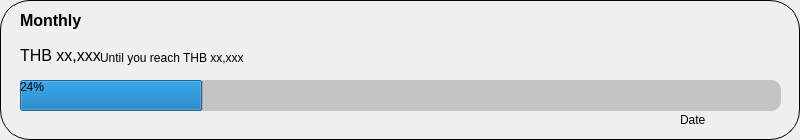
Qt form moneyapp/ui/raw/budget_wid.ui (nemo984/money-app) before a commit.
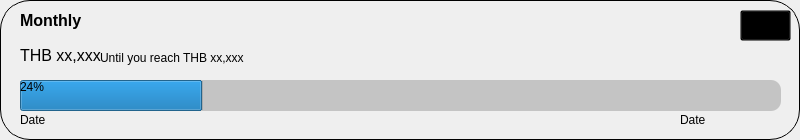
The same form after that commit. Icons and pictures are not drawn.

Commit message: Edit add_budget function

The edit to the form file:
```diff
--- a/moneyapp/ui/raw/budget_wid.ui
+++ b/moneyapp/ui/raw/budget_wid.ui
@@ -33,6 +33,9 @@
 #progressBar{
 background-color:#C4C4C4;
 border-radius: 10px;
+}
+#more_btn{
+background-color:transparent;
 }</string>
   </property>
   <widget class="QWidget" name="Budget_lay" native="true">
@@ -135,6 +138,42 @@
      <string>Date</string>
     </property>
    </widget>
+   <widget class="QPushButton" name="more_btn">
+    <property name="geometry">
+     <rect>
+      <x>740</x>
+      <y>10</y>
+      <width>51</width>
+      <height>31</height>
+     </rect>
+    </property>
+    <property name="text">
+     <string/>
+    </property>
+    <property name="icon">
+     <iconset resource="resource.qrc">
+      <normaloff>:/black/icon/White/more-vertical.svg</normaloff>:/black/icon/White/more-vertical.svg</iconset>
+    </property>
+    <property name="iconSize">
+     <size>
+      <width>24</width>
+      <height>24</height>
+     </size>
+    </property>
+   </widget>
+   <widget class="QLabel" name="start_date">
+    <property name="geometry">
+     <rect>
+      <x>20</x>
+      <y>110</y>
+      <width>81</width>
+      <height>20</height>
+     </rect>
+    </property>
+    <property name="text">
+     <string>Date</string>
+    </property>
+   </widget>
   </widget>
  </widget>
  <resources/>
```
Left out of the diff: 6 changed lines with no effect on the pictures. The commit also changes 1 other file.
